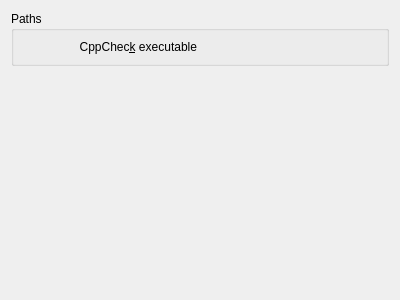
The window that config/ui/cppchecksettings.ui (KDE/kdevelop) describes before a commit, drawn with Qt 5.
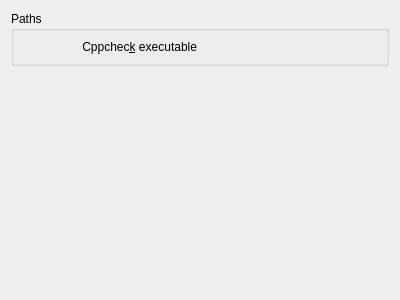
The same window after the commit. Custom widgets are drawn as their Qt base class.

What changed in the file:
```diff
--- a/config/ui/cppchecksettings.ui
+++ b/config/ui/cppchecksettings.ui
@@ -25,7 +25,7 @@
         <item>
          <widget class="QLabel" name="cppcheckLabel">
           <property name="text">
-           <string>CppChec&amp;k executable</string>
+           <string>Cppchec&amp;k executable</string>
           </property>
           <property name="alignment">
            <set>Qt::AlignRight|Qt::AlignTrailing|Qt::AlignVCenter</set>
```
Left out of the diff: 2 changed lines with no effect on the pictures.
